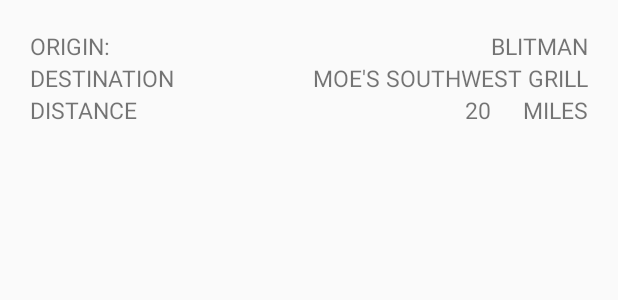
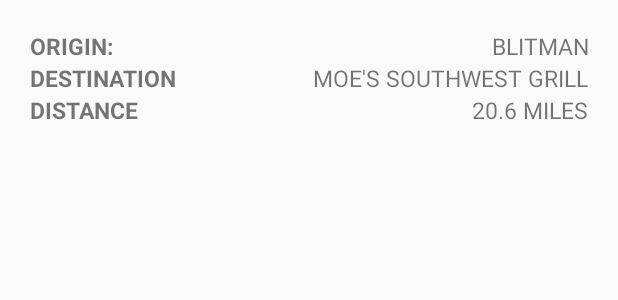
Before and after one commit to hot4/Strollers, an Android app: the layout route_item.xml on its own in the app's theme, with its tools: preview values and no code run, on a phone screen of 412 x 824 dp. Shown: the top 300 px of the screen. Run offline under Robolectric (Android 15) with nearby library versions, the phone set to English and light mode, and no system bars.

Commit message:
GenerateRoute - Reformatted display of routes to better represent a table of information - Created SharedPreferencesHelper class to help pass current location information to adapter - Created RouteHelper class to help calculate and convert information about locations

```diff
--- a/app/src/main/java/com/example/strollers/strollers/Constants/Constants.java
+++ b/app/src/main/java/com/example/strollers/strollers/Constants/Constants.java
@@ -8,4 +8,6 @@ public class Constants {
 
     /* Location */
     public static String LOCATION = "LOCATION";
+    public static String LATITUDE = "LATITUDE";
+    public static String LONGITUDE = "LONGITUDE";
 }
--- a/app/src/main/java/com/example/strollers/strollers/Models/Routes.java
+++ b/app/src/main/java/com/example/strollers/strollers/Models/Routes.java
@@ -16,6 +16,10 @@ public class Routes {
         routesList = new ArrayList<>();
     }
 
+    public List getRoutesList() {
+        return routesList;
+    }
+
     public static Routes parseJson(String response) {
         Gson gson = new GsonBuilder().create();
         Routes routesResponse = gson.fromJson(response, Routes.class);
--- a/app/src/main/res/layout/route_item.xml
+++ b/app/src/main/res/layout/route_item.xml
@@ -1,63 +1,67 @@
 <?xml version="1.0" encoding="utf-8"?>
-<RelativeLayout xmlns:android="http://schemas.android.com/apk/res/android"
+<TableLayout xmlns:android="http://schemas.android.com/apk/res/android"
     xmlns:tools="http://schemas.android.com/tools"
     android:layout_width="match_parent"
     android:layout_height="wrap_content"
+    android:layout_margin="20dp"
     android:clickable="true"
     android:focusable="true"
-    android:orientation="vertical"
-    android:padding="20dp">
+    android:stretchColumns="0,1">
+
+    <TableRow>
 
         <TextView
             android:id="@+id/origin_title"
-        style="@style/RouteItem"
-        android:layout_alignParentStart="true"
-        android:layout_alignParentTop="true"
+            style="@style/RouteTitle"
+            android:layout_column="0"
+            android:gravity="start"
             android:text="@string/origin_label"
             tools:text="Origin:" />
 
         <TextView
             android:id="@+id/origin_location"
             style="@style/RouteItem"
-        android:layout_alignParentEnd="true"
-        android:layout_alignParentTop="true"
+            android:layout_column="1"
+            android:gravity="end"
             tools:text="Blitman" />
+    </TableRow>
+
+    <TableRow>
 
         <TextView
             android:id="@+id/destination_title"
-        style="@style/RouteItem"
-        android:layout_alignParentStart="true"
-        android:layout_below="@+id/origin_title"
+            style="@style/RouteTitle"
+            android:layout_column="0"
+            android:gravity="start"
             android:text="@string/destination_label"
             tools:text="Destination" />
 
         <TextView
             android:id="@+id/destination_location"
             style="@style/RouteItem"
-        android:layout_alignParentEnd="true"
-        android:layout_below="@+id/origin_location"
+            android:layout_column="1"
+            android:layout_weight="1"
+            android:gravity="end"
+            android:layout_marginStart="50dp"
             tools:text="Moe's SouthWest Grill" />
+    </TableRow>
+
+    <TableRow>
 
         <TextView
             android:id="@+id/distance_title"
-        style="@style/RouteItem"
-        android:layout_alignParentStart="true"
-        android:layout_below="@+id/destination_title"
+            style="@style/RouteTitle"
+            android:layout_column="0"
+            android:gravity="start"
             android:text="@string/distance_label"
             tools:text="Distance" />
 
         <TextView
             android:id="@+id/distance_amount"
             style="@style/RouteItem"
-        android:layout_below="@+id/destination_location"
-        android:layout_toStartOf="@+id/origin_location"
-        tools:text="20" />
-
-    <TextView
-        android:id="@+id/distance_unit"
-        style="@style/RouteItem"
-        android:layout_alignParentEnd="true"
-        android:layout_below="@+id/destination_location"
-        android:text="@string/distance_unit"
-        tools:text="Miles" />
-</RelativeLayout>
+            android:layout_column="1"
+            android:layout_weight="1"
+            android:gravity="end"
+            tools:text="20.6 miles" />
+    </TableRow>
+</TableLayout>
--- a/app/src/main/res/values/styles.xml
+++ b/app/src/main/res/values/styles.xml
@@ -45,4 +45,8 @@
         <item name="android:layout_height">wrap_content</item>
     </style>
 
+    <style name="RouteTitle" parent="RouteItem">
+        <item name="android:textStyle">bold</item>
+    </style>
+
 </resources>
```
Also changed, not shown: app/src/main/java/com/example/strollers/strollers/Activities/RouteOptionsActivity.java (+20 -18 lines), app/src/main/java/com/example/strollers/strollers/Adapters/RoutesAdapter.java (+23 -6 lines), app/src/main/java/com/example/strollers/strollers/Helpers/RouteHelper.java (added, +27 -0 lines), app/src/main/java/com/example/strollers/strollers/Helpers/SharedPreferencesHelper.java (added, +14 -0 lines), app/src/main/java/com/example/strollers/strollers/Models/Photos.java (deleted, +0 -36 lines), app/src/main/java/com/example/strollers/strollers/Models/Route.java (+8 -7 lines). Lines whose indentation alone changed are shown as unchanged.
